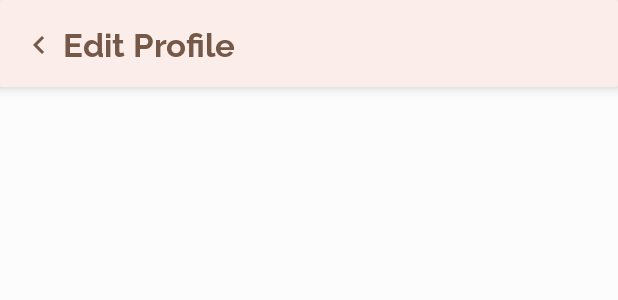
After one commit to martamagui/bookworm-android, an Android app: the layout fragment_edit_profile.xml on its own in the app's theme, with its tools: preview values and no code run, on a phone screen of 412 x 824 dp. The commit adds this screen. Shown: the top 300 px of the screen. Run offline under Robolectric (Android 15) with nearby library versions, the phone set to English and light mode, and no system bars; Roboto replaces fonts that are not available here.

Commit message:
Settings navigation

```diff
--- a/app/src/main/java/com/marta/bookworm/api/NetworkService.kt
+++ b/app/src/main/java/com/marta/bookworm/api/NetworkService.kt
@@ -98,10 +98,9 @@ interface NetworkService {
     ): StandarResponse
 
     //--- DELETE
-    @DELETE("user/{userId}")
+    @DELETE("user")
     suspend fun deleteUser(
         @Header("Authorization") token: String,
-        @Path("userId") userId: String
     ): StandarResponse
 
     //-------------------------------------- Review
--- a/app/src/main/java/com/marta/bookworm/db/DatabaseDAO.kt
+++ b/app/src/main/java/com/marta/bookworm/db/DatabaseDAO.kt
@@ -15,7 +15,7 @@ interface DatabaseDAO {
     @Insert(onConflict = OnConflictStrategy.REPLACE)
     suspend fun saveToken(token: Token)
 
-    @Delete
-    suspend fun delteToken(token: Token)
+    @Query("DELETE FROM Token")
+    fun delteToken()
 
 }
--- a/app/src/main/java/com/marta/bookworm/ui/profile/ProfileFragment.kt
+++ b/app/src/main/java/com/marta/bookworm/ui/profile/ProfileFragment.kt
@@ -24,6 +24,7 @@ class ProfileFragment : Fragment() {
     private val viewModel: ProfileViewModel by viewModels()
     private val args: ProfileFragmentArgs by navArgs()
     private val adapter: ResultAdapter = ResultAdapter{ navigateToDetail(it) }
+
     override fun onCreateView(
         inflater: LayoutInflater, container: ViewGroup?,
         savedInstanceState: Bundle?
@@ -31,6 +32,7 @@ class ProfileFragment : Fragment() {
         _binding = FragmentProfileBinding.inflate(inflater, container, false)
         return binding.root
     }
+
     override fun onViewCreated(view: View, savedInstanceState: Bundle?) {
         super.onViewCreated(view, savedInstanceState)
         viewLifecycleOwner.lifecycleScope.launchWhenCreated {
--- /dev/null
+++ b/app/src/main/res/layout/fragment_edit_profile.xml
@@ -0,0 +1,55 @@
+<?xml version="1.0" encoding="utf-8"?>
+<androidx.constraintlayout.widget.ConstraintLayout xmlns:android="http://schemas.android.com/apk/res/android"
+    xmlns:app="http://schemas.android.com/apk/res-auto"
+    xmlns:tools="http://schemas.android.com/tools"
+    android:layout_width="match_parent"
+    android:layout_height="match_parent"
+    tools:context=".ui.profile.settings.editProfile.EditProfileFragment" >
+
+    <androidx.cardview.widget.CardView
+        android:id="@+id/cv_edit_profile"
+        android:layout_width="match_parent"
+        android:layout_height="58dp"
+        app:cardBackgroundColor="@color/inverseOnSurface"
+        app:cardElevation="6dp"
+        app:cardMaxElevation="6dp"
+        app:layout_constraintEnd_toEndOf="parent"
+        app:layout_constraintStart_toStartOf="parent"
+        app:layout_constraintTop_toTopOf="parent">
+
+        <LinearLayout
+            android:layout_width="match_parent"
+            android:layout_height="match_parent"
+            android:gravity="start|center_vertical"
+            android:orientation="horizontal"
+            android:padding="8dp"
+            android:paddingStart="22dp">
+
+            <ImageButton
+                android:id="@+id/ib_edit_profile_back"
+                android:layout_width="wrap_content"
+                android:layout_height="24dp"
+                android:background="@android:color/transparent"
+                android:backgroundTint="@android:color/transparent"
+                android:contentDescription="@string/todo"
+                android:paddingTop="2dp"
+                android:paddingEnd="12dp"
+                android:translationZ="2dp"
+                app:layout_constraintBottom_toBottomOf="@+id/card"
+                app:layout_constraintEnd_toEndOf="@+id/card"
+                app:srcCompat="@drawable/ic_baseline_arrow_back_ios_24"
+                tools:ignore="DuplicateSpeakableTextCheck,TouchTargetSizeCheck" />
+
+            <TextView
+                android:id="@+id/tv_edit_profile_title"
+                android:layout_width="wrap_content"
+                android:layout_height="wrap_content"
+                android:layout_weight="1"
+                android:paddingBottom="2dp"
+                android:text="@string/edit_profile"
+                android:textAppearance="@style/title_large"
+                android:textColor="@color/secondary" />
+
+        </LinearLayout>
+    </androidx.cardview.widget.CardView>
+</androidx.constraintlayout.widget.ConstraintLayout>
--- a/app/src/main/res/values/strings.xml
+++ b/app/src/main/res/values/strings.xml
@@ -51,4 +51,5 @@
     <string name="update_psw">Update Password</string>
     <string name="log_out">Log Out</string>
     <string name="delete_account">Delete Account</string>
+    <string name="change_password">Change Password</string>
 </resources>
```
Also changed, not shown: app/src/main/java/com/marta/bookworm/ui/profile/settings/SettingsFragment.kt (+35 -1 lines), app/src/main/java/com/marta/bookworm/ui/profile/settings/SettingsUIState.kt (added, +8 -0 lines), app/src/main/java/com/marta/bookworm/ui/profile/settings/SettingsViewModel.kt (added, +64 -0 lines), app/src/main/java/com/marta/bookworm/ui/profile/settings/editProfile/EditProfileFragment.kt (added, +20 -0 lines), app/src/main/java/com/marta/bookworm/ui/profile/settings/updatePsw/UpdatePasswordFragment.kt (added, +20 -0 lines), app/src/main/res/layout/fragment_settings.xml (+7 -3 lines), app/src/main/res/layout/fragment_update_password.xml (added, +55 -0 lines), app/src/main/res/navigation/nav_graph_main.xml (+26 -6 lines).
